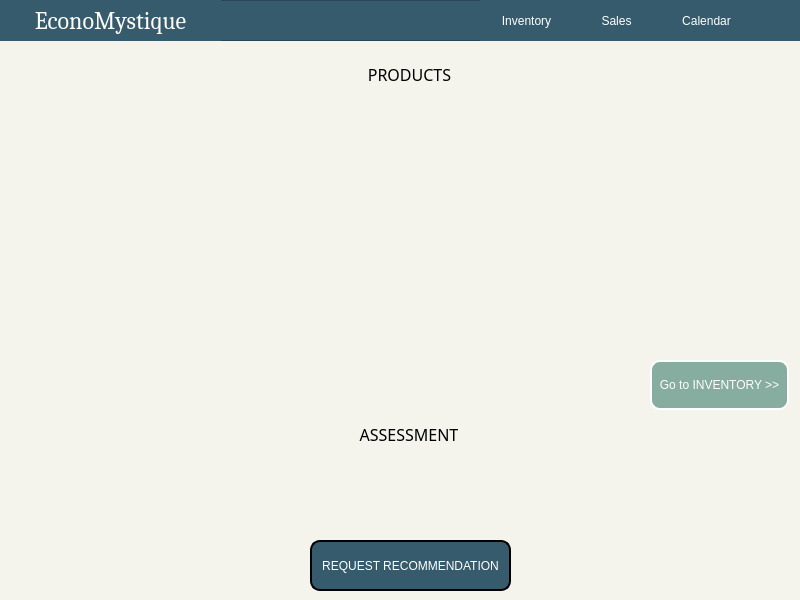
The window that mainInventory.ui (ongchangco/Economystique2) describes before a commit, drawn with Qt 5.
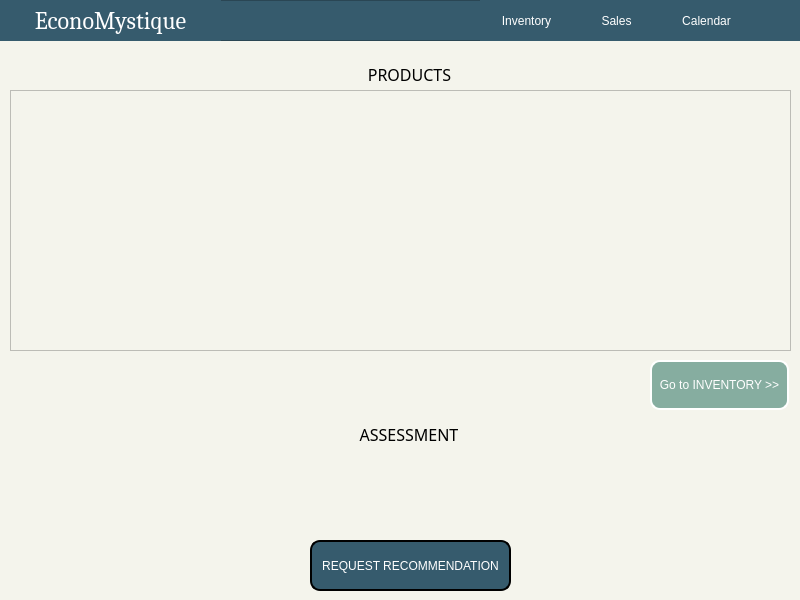
The same window after the commit. Icons and pictures are not drawn.

Commit message: added table and json file for MainInventory(products)

Patch:
```diff
--- a/mainInventory.ui
+++ b/mainInventory.ui
@@ -229,20 +229,6 @@
     </property>
    </widget>
   </widget>
-  <widget class="QListView" name="productsListView">
-   <property name="geometry">
-    <rect>
-     <x>10</x>
-     <y>90</y>
-     <width>781</width>
-     <height>261</height>
-    </rect>
-   </property>
-   <property name="styleSheet">
-    <string notr="true">background-color: transparent;
-color: black;</string>
-   </property>
-  </widget>
   <widget class="QPushButton" name="recommendationButton">
    <property name="geometry">
     <rect>
@@ -373,6 +359,16 @@
     <set>Qt::AlignCenter</set>
    </property>
   </widget>
+  <widget class="QTableWidget" name="productTable">
+   <property name="geometry">
+    <rect>
+     <x>10</x>
+     <y>90</y>
+     <width>781</width>
+     <height>261</height>
+    </rect>
+   </property>
+  </widget>
  </widget>
  <resources/>
  <connections/>
```
The commit also changes 4 other files.
